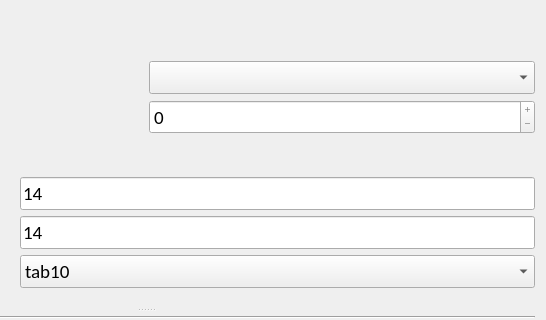
Before: the Qt Designer form EEG_COMET/ui/BackfittingVisualizationWindow.ui in eeg-comet/eeg-comet, drawn with Qt 5; both pictures show x 254 to 800 and y 0 to 320 of the 800 by 500 pixel window.
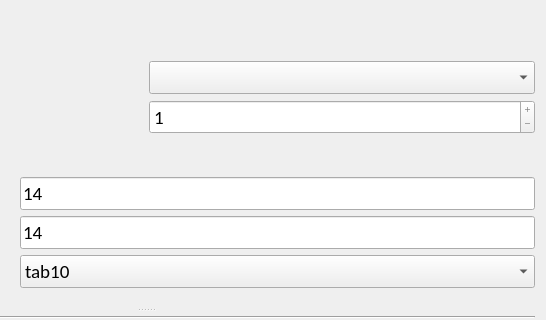
After: the same form once the commit is applied.

Patch:
```diff
--- a/EEG_COMET/ui/BackfittingVisualizationWindow.ui
+++ b/EEG_COMET/ui/BackfittingVisualizationWindow.ui
@@ -83,13 +83,13 @@
             <enum>QAbstractSpinBox::PlusMinus</enum>
            </property>
            <property name="minimum">
-            <number>0</number>
+            <number>1</number>
            </property>
            <property name="maximum">
-            <number>0</number>
+            <number>1</number>
            </property>
            <property name="value">
-            <number>0</number>
+            <number>1</number>
            </property>
           </widget>
          </item>
```
